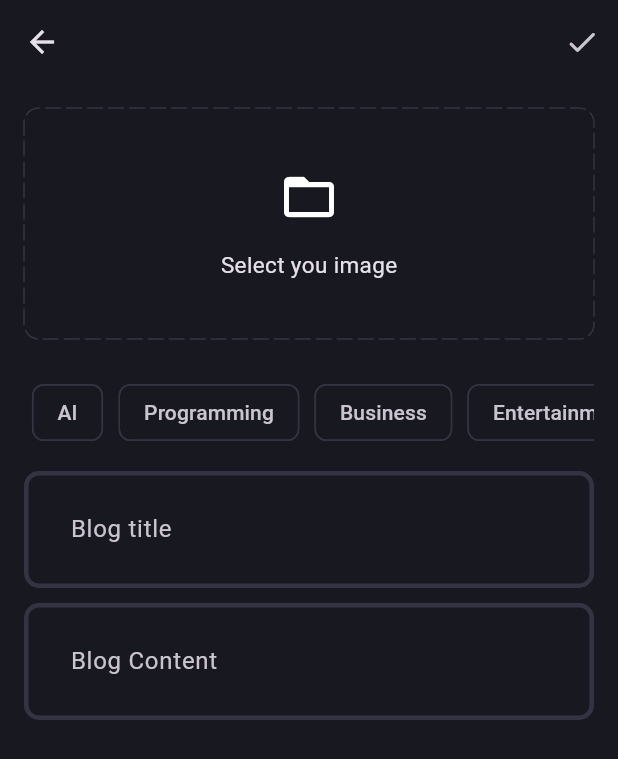
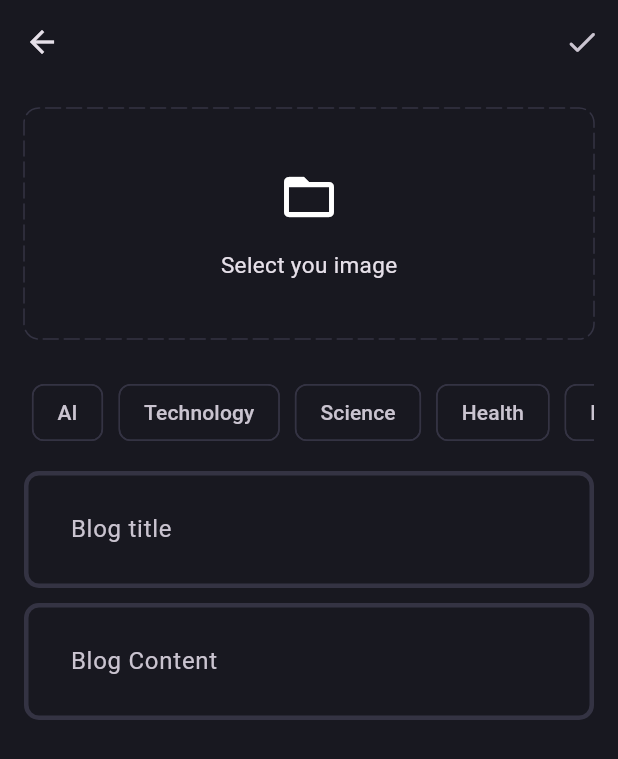
Before and after one commit to saurabh-g-18/blog-app, a Flutter app: the AddNewBlogPage screen opened directly, on a phone screen of 412 x 824 dp. Shown: the top 759 px of the screen. Run offline on Flutter 3.47's test engine with Material 3 defaults, Android fonts, the phone set to English and light mode, and no system bars; drawn by our look-alikes of dotted_border; our stand-ins replace flutter_bloc, fpdart, get_it, hive, image_picker, internet_connection_checker_plus and 1 more; accounts and stored records are empty.

Commit message:
Add constants for error messages and topics; refactor error handling in repositories

```diff
--- /dev/null
+++ b/lib/core/constants/constants.dart
@@ -0,0 +1,21 @@
+class Constants {
+  static const List<String> topics = [
+    'AI',
+    'Technology',
+    'Science',
+    'Health',
+    'Business',
+    'Entertainment',
+    'Sports',
+    'Politics',
+    'Travel',
+    'Food',
+    'Lifestyle',
+    'Education',
+    'Fashion',
+    'Other',
+  ];
+
+  static const noConnectionErrorMessage =
+      'No internet connection. Please check your network settings.';
+}
--- a/lib/features/auth/blog/data/repositories/blog_repository_impl.dart
+++ b/lib/features/auth/blog/data/repositories/blog_repository_impl.dart
@@ -1,5 +1,6 @@
 import 'dart:io';
 
+import 'package:blog_app/core/constants/constants.dart';
 import 'package:blog_app/core/error/exceptions.dart';
 import 'package:blog_app/core/error/failures.dart';
 import 'package:blog_app/core/network/connection_checker.dart';
@@ -31,7 +32,7 @@ class BlogRepositoryImpl implements BlogRepository {
   }) async {
     try {
       if(!await connectionChecker.isConnected) {
-        return left(Failure('No internet connection!'));
+        return left(Failure(Constants.noConnectionErrorMessage));
       }
 
       BlogModel blogModel = BlogModel(
--- a/lib/features/auth/blog/presentation/pages/add_new_blog_page.dart
+++ b/lib/features/auth/blog/presentation/pages/add_new_blog_page.dart
@@ -2,6 +2,7 @@ import 'dart:io';
 
 import 'package:blog_app/core/common/cubits/app_user/app_user_cubit.dart';
 import 'package:blog_app/core/common/widgets/loader.dart';
+import 'package:blog_app/core/constants/constants.dart';
 import 'package:blog_app/core/theme/app_pallete.dart';
 import 'package:blog_app/core/utils/pick_image.dart';
 import 'package:blog_app/core/utils/show_snackbar.dart';
@@ -143,8 +144,7 @@ class _AddNewBlogPageState extends State<AddNewBlogPage> {
                     SingleChildScrollView(
                       scrollDirection: Axis.horizontal,
                       child: Row(
-                        children:
-                            ['AI', 'Programming', 'Business', 'Entertainment', 'Sports', 'Politics', 'Science', 'Health', 'Other']
+                        children: Constants.topics
                                 .map(
                                   (e) => Padding(
                                     padding: const EdgeInsets.all(5.0),
--- a/lib/features/auth/data/repositories/auth_repository_impl.dart
+++ b/lib/features/auth/data/repositories/auth_repository_impl.dart
@@ -1,3 +1,4 @@
+import 'package:blog_app/core/constants/constants.dart';
 import 'package:blog_app/core/error/exceptions.dart';
 import 'package:blog_app/core/error/failures.dart';
 import 'package:blog_app/core/network/connection_checker.dart';
@@ -73,7 +74,7 @@ class AuthRepositoryImpl implements AuthRepository {
   Future<Either<Failure, User>> _getUser(Future<User> Function() fn) async {
     try {
       if (!await connectionChecker.isConnected) {
-        return left(Failure('No internet connection!'));
+        return left(Failure(Constants.noConnectionErrorMessage));
       }
       final user = await fn();
 
```
Also changed, not shown: lib/init_dependencies.dart (+1 -101 lines), lib/init_dependencies.main.dart (added, +103 -0 lines).
